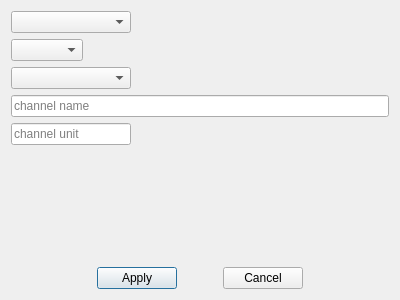
Above: asammdf/gui/ui/define_channel_dialog.ui from danielhrisca/asammdf before the change. Below: the same form after it.
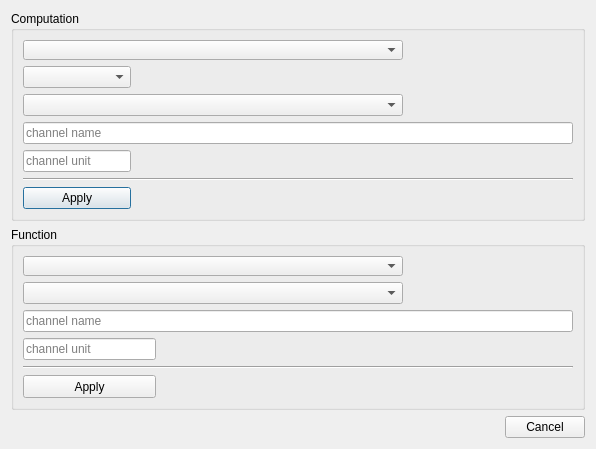
That is the form after the change. Icons and pictures are not drawn.

Commit message: add possibility to compute new channel using numpy functions

Patch:
```diff
--- a/asammdf/gui/ui/define_channel_dialog.ui
+++ b/asammdf/gui/ui/define_channel_dialog.ui
@@ -6,10 +6,16 @@
    <rect>
     <x>0</x>
     <y>0</y>
-    <width>400</width>
-    <height>300</height>
+    <width>596</width>
+    <height>400</height>
    </rect>
   </property>
+  <property name="maximumSize">
+   <size>
+    <width>16777215</width>
+    <height>400</height>
+   </size>
+  </property>
   <property name="windowTitle">
    <string>Define new channel</string>
   </property>
@@ -17,8 +23,36 @@
    <iconset resource="resource.qrc">
     <normaloff>:/plus.png</normaloff>:/plus.png</iconset>
   </property>
-  <layout class="QGridLayout" name="gridLayout" columnstretch="0,0,0,0,0,0">
-   <item row="2" column="5">
+  <layout class="QVBoxLayout" name="verticalLayout">
+   <item>
+    <widget class="QGroupBox" name="groupBox">
+     <property name="title">
+      <string>Computation</string>
+     </property>
+     <property name="flat">
+      <bool>false</bool>
+     </property>
+     <property name="checkable">
+      <bool>false</bool>
+     </property>
+     <layout class="QGridLayout" name="gridLayout" columnstretch="0,3,0,0,1">
+      <item row="0" column="0" colspan="2">
+       <widget class="QComboBox" name="operand1">
+        <property name="minimumSize">
+         <size>
+          <width>380</width>
+          <height>20</height>
+         </size>
+        </property>
+        <property name="sizeAdjustPolicy">
+         <enum>QComboBox::AdjustToContents</enum>
+        </property>
+       </widget>
+      </item>
+      <item row="1" column="0">
+       <widget class="QComboBox" name="op"/>
+      </item>
+      <item row="2" column="4">
     <spacer name="horizontalSpacer_4">
      <property name="orientation">
       <enum>Qt::Horizontal</enum>
@@ -31,16 +65,10 @@
      </property>
     </spacer>
    </item>
-   <item row="3" column="0" colspan="6">
-    <widget class="QLineEdit" name="name">
-     <property name="inputMask">
-      <string/>
-     </property>
-     <property name="text">
-      <string/>
-     </property>
-     <property name="placeholderText">
-      <string>channel name</string>
+      <item row="2" column="0" colspan="2">
+       <widget class="QComboBox" name="operand2">
+        <property name="sizeAdjustPolicy">
+         <enum>QComboBox::AdjustToContents</enum>
      </property>
     </widget>
    </item>
@@ -57,30 +85,14 @@
      </property>
     </spacer>
    </item>
-   <item row="2" column="2" colspan="2">
-    <spacer name="horizontalSpacer_2">
-     <property name="orientation">
-      <enum>Qt::Horizontal</enum>
-     </property>
-     <property name="sizeHint" stdset="0">
-      <size>
-       <width>40</width>
-       <height>20</height>
-      </size>
-     </property>
-    </spacer>
-   </item>
-   <item row="1" column="0">
-    <widget class="QComboBox" name="op"/>
-   </item>
-   <item row="0" column="0" colspan="2">
-    <widget class="QComboBox" name="operand1">
-     <property name="sizeAdjustPolicy">
-      <enum>QComboBox::AdjustToContents</enum>
+      <item row="6" column="0">
+       <widget class="QPushButton" name="apply_btn">
+        <property name="text">
+         <string>Apply</string>
      </property>
     </widget>
    </item>
-   <item row="2" column="4">
+      <item row="2" column="3">
     <spacer name="horizontalSpacer_3">
      <property name="orientation">
       <enum>Qt::Horizontal</enum>
@@ -93,49 +105,138 @@
      </property>
     </spacer>
    </item>
-   <item row="2" column="0" colspan="2">
-    <widget class="QComboBox" name="operand2">
-     <property name="sizeAdjustPolicy">
-      <enum>QComboBox::AdjustToContents</enum>
+      <item row="3" column="0" colspan="5">
+       <widget class="QLineEdit" name="name">
+        <property name="inputMask">
+         <string/>
+        </property>
+        <property name="text">
+         <string/>
+        </property>
+        <property name="placeholderText">
+         <string>channel name</string>
      </property>
     </widget>
    </item>
-   <item row="5" column="0">
-    <spacer name="verticalSpacer">
+      <item row="2" column="2">
+       <spacer name="horizontalSpacer_2">
      <property name="orientation">
-      <enum>Qt::Vertical</enum>
+         <enum>Qt::Horizontal</enum>
      </property>
      <property name="sizeHint" stdset="0">
       <size>
-       <width>20</width>
-       <height>147</height>
+          <width>40</width>
+          <height>20</height>
       </size>
      </property>
     </spacer>
    </item>
-   <item row="6" column="0" colspan="6">
-    <layout class="QHBoxLayout" name="horizontalLayout" stretch="1,0,0,0,1">
+      <item row="5" column="0" colspan="5">
+       <widget class="Line" name="line">
+        <property name="orientation">
+         <enum>Qt::Horizontal</enum>
+        </property>
+       </widget>
+      </item>
+      <item row="4" column="0">
+       <widget class="QLineEdit" name="unit">
+        <property name="placeholderText">
+         <string>channel unit</string>
+        </property>
+       </widget>
+      </item>
+     </layout>
+    </widget>
+   </item>
      <item>
+    <widget class="QGroupBox" name="groupBox_2">
+     <property name="title">
+      <string>Function</string>
+     </property>
+     <layout class="QGridLayout" name="gridLayout_2" columnstretch="0,3,0,0,1">
+      <item row="2" column="0" colspan="5">
+       <widget class="QLineEdit" name="function_name">
+        <property name="placeholderText">
+         <string>channel name</string>
+        </property>
+       </widget>
+      </item>
+      <item row="1" column="0" colspan="2">
+       <widget class="QComboBox" name="channel"/>
+      </item>
+      <item row="5" column="4">
+       <spacer name="horizontalSpacer_8">
+        <property name="orientation">
+         <enum>Qt::Horizontal</enum>
+        </property>
+        <property name="sizeHint" stdset="0">
+         <size>
+          <width>71</width>
+          <height>20</height>
+         </size>
+        </property>
+       </spacer>
+      </item>
+      <item row="5" column="1">
       <spacer name="horizontalSpacer_5">
        <property name="orientation">
         <enum>Qt::Horizontal</enum>
        </property>
        <property name="sizeHint" stdset="0">
         <size>
+          <width>238</width>
+          <height>20</height>
+         </size>
+        </property>
+       </spacer>
+      </item>
+      <item row="0" column="0" colspan="2">
+       <widget class="QComboBox" name="function">
+        <property name="minimumSize">
+         <size>
+          <width>380</width>
+          <height>20</height>
+         </size>
+        </property>
+        <property name="toolTip">
+         <string>see numpy documentation</string>
+        </property>
+       </widget>
+      </item>
+      <item row="5" column="2">
+       <spacer name="horizontalSpacer_6">
+        <property name="orientation">
+         <enum>Qt::Horizontal</enum>
+        </property>
+        <property name="sizeHint" stdset="0">
+         <size>
          <width>40</width>
          <height>20</height>
         </size>
        </property>
       </spacer>
      </item>
-     <item>
-      <widget class="QPushButton" name="apply_btn">
+      <item row="4" column="0" colspan="5">
+       <widget class="Line" name="line_2">
+        <property name="orientation">
+         <enum>Qt::Horizontal</enum>
+        </property>
+       </widget>
+      </item>
+      <item row="5" column="0">
+       <widget class="QPushButton" name="apply_function_btn">
+        <property name="minimumSize">
+         <size>
+          <width>133</width>
+          <height>23</height>
+         </size>
+        </property>
        <property name="text">
         <string>Apply</string>
        </property>
       </widget>
      </item>
-     <item>
+      <item row="5" column="3">
       <spacer name="horizontalSpacer_7">
        <property name="orientation">
         <enum>Qt::Horizontal</enum>
@@ -148,6 +249,31 @@
        </property>
       </spacer>
      </item>
+      <item row="3" column="0">
+       <widget class="QLineEdit" name="function_unit">
+        <property name="placeholderText">
+         <string>channel unit</string>
+        </property>
+       </widget>
+      </item>
+     </layout>
+    </widget>
+   </item>
+   <item>
+    <layout class="QHBoxLayout" name="horizontalLayout">
+     <item>
+      <spacer name="horizontalSpacer_9">
+       <property name="orientation">
+        <enum>Qt::Horizontal</enum>
+       </property>
+       <property name="sizeHint" stdset="0">
+        <size>
+         <width>40</width>
+         <height>20</height>
+        </size>
+       </property>
+      </spacer>
+     </item>
      <item>
       <widget class="QPushButton" name="cancel_btn">
        <property name="text">
@@ -155,28 +281,8 @@
        </property>
       </widget>
      </item>
-     <item>
-      <spacer name="horizontalSpacer_6">
-       <property name="orientation">
-        <enum>Qt::Horizontal</enum>
-       </property>
-       <property name="sizeHint" stdset="0">
-        <size>
-         <width>40</width>
-         <height>20</height>
-        </size>
-       </property>
-      </spacer>
-     </item>
     </layout>
    </item>
-   <item row="4" column="0" colspan="2">
-    <widget class="QLineEdit" name="unit">
-     <property name="placeholderText">
-      <string>channel unit</string>
-     </property>
-    </widget>
-   </item>
   </layout>
  </widget>
  <resources>
```
Left out of the diff: 11 changed lines with no effect on the pictures. Lines whose indentation alone changed are shown as unchanged. The commit also changes 2 other files.
